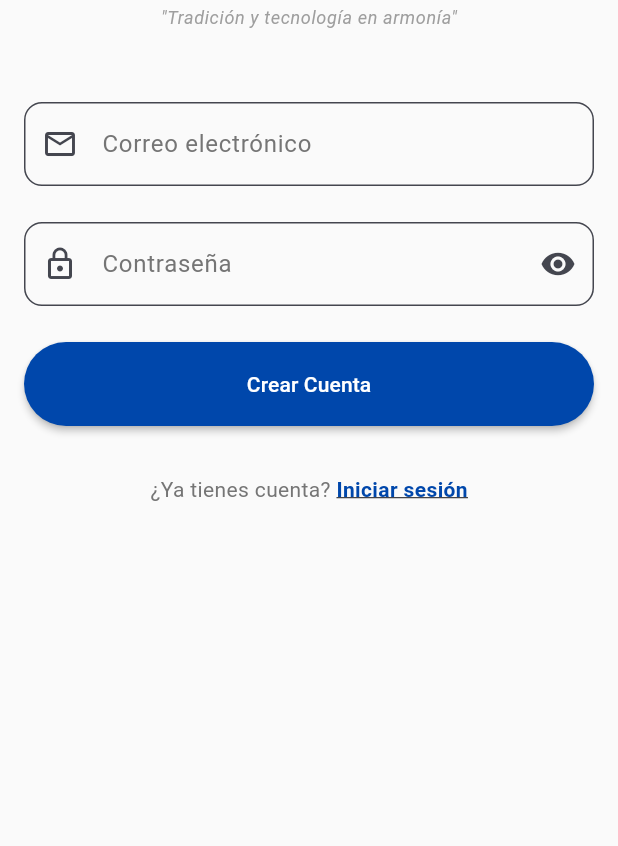
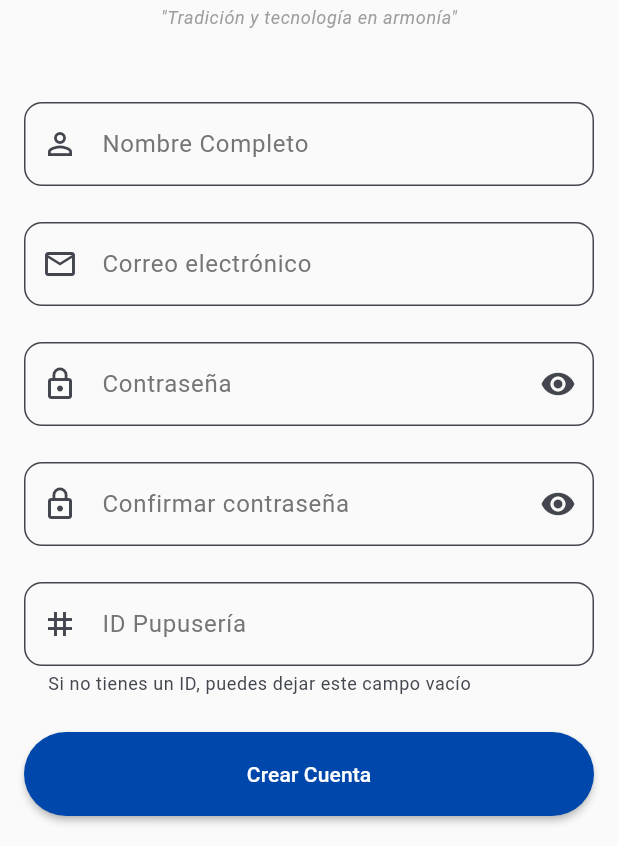
Before and after one commit to BrandonC2003/PupusasTrack, a Flutter app: the screen it shows after launch, after a tap on "Crear nueva cuenta", on a phone screen of 412 x 824 dp, the part 390-1236 px from its top. Run offline on Flutter 3.47's test engine with Material 3 defaults, Android fonts, the light colour scheme and no system bars; our stand-ins replace equatable, firebase_auth, firebase_core, flutter_bloc, get_it, go_router; accounts and stored records are empty.

Commit message:
Mejoras en el manejo de los estados y agrego campos a la pantalla de signup

```diff
--- /dev/null
+++ b/lib/features/auth/presentation/blocs/confirmar_password_status.dart
@@ -0,0 +1,17 @@
+//enum PasswordStatus { unknown, valid, invalid }
+abstract class ConfirmarPasswordStatus {
+  final String message;
+  const ConfirmarPasswordStatus({this.message = ""});
+}
+
+class UnknownConfirmarPasswordStatus extends ConfirmarPasswordStatus {
+  const UnknownConfirmarPasswordStatus({super.message});
+}
+
+class ValidConfirmarPasswordStatus extends ConfirmarPasswordStatus {
+  const ValidConfirmarPasswordStatus({super.message});
+}
+
+class InvalidConfirmarPasswordStatus extends ConfirmarPasswordStatus {
+  const InvalidConfirmarPasswordStatus({super.message});
+}
--- /dev/null
+++ b/lib/features/auth/presentation/blocs/nombre_status.dart
@@ -0,0 +1,16 @@
+abstract class NombreStatus {
+  final String message;
+  const NombreStatus({this.message = ""});
+}
+
+class UnknownNombreStatus extends NombreStatus {
+  const UnknownNombreStatus({super.message});
+}
+
+class ValidNombreStatus extends NombreStatus {
+  const ValidNombreStatus({super.message});
+}
+
+class InvalidNombreStatus extends NombreStatus {
+  const InvalidNombreStatus({super.message});
+}
--- /dev/null
+++ b/lib/features/auth/presentation/blocs/pupuseria_id_status.dart
@@ -0,0 +1,17 @@
+//enum PasswordStatus { unknown, valid, invalid }
+abstract class PupuseriaIdStatus {
+  final String message;
+  const PupuseriaIdStatus({this.message = ""});
+}
+
+class UnknownPupuseriaIdStatus extends PupuseriaIdStatus {
+  const UnknownPupuseriaIdStatus({super.message});
+}
+
+class ValidPupuseriaIdStatus extends PupuseriaIdStatus {
+  const ValidPupuseriaIdStatus({super.message});
+}
+
+class InvalidPupuseriaIdStatus extends PupuseriaIdStatus {
+  const InvalidPupuseriaIdStatus({super.message});
+}
--- a/lib/features/auth/presentation/blocs/sign_up/sign_up_bloc.dart
+++ b/lib/features/auth/presentation/blocs/sign_up/sign_up_bloc.dart
@@ -1,4 +1,6 @@
 import 'package:flutter_bloc/flutter_bloc.dart';
+import 'package:pupusas_track/features/auth/presentation/blocs/confirmar_password_status.dart';
+import 'package:pupusas_track/features/auth/presentation/blocs/nombre_status.dart';
 import '../../../domain/use_cases/sign_up_use_case.dart';
 import '../email_status.dart';
 import '../form_status.dart';
@@ -11,12 +13,13 @@ class SignUpBloc extends Bloc<SignUpEvent, SignUpState> {
   SignUpBloc({required SignUpUseCase signUpUseCase})
     : _signUpUseCase = signUpUseCase,
       super(SignUpState()) {
-
     on<PasswordChanged>((event, emit) {
       if (event.password.isEmpty) {
         emit(
           state.copyWith(
-            passwordStatus: InvalidPasswordStatus(message: "Ingrese la contraseña")
+            passwordStatus: InvalidPasswordStatus(
+              message: "Ingrese la contraseña",
+            ),
           ),
         );
         return;
@@ -29,6 +32,35 @@ class SignUpBloc extends Bloc<SignUpEvent, SignUpState> {
       );
     });
 
+    on<ConfirmPasswordChanged>((event, emit) {
+      if (event.confirmPassword != state.password) {
+        emit(
+          state.copyWith(
+            confirmarPasswordStatus: InvalidConfirmarPasswordStatus(
+              message: "Las contraseñas no coinciden",
+            ),
+          ),
+        );
+        return;
+      }
+      emit(
+        state.copyWith(
+          confirmPassword: event.confirmPassword,
+          confirmarPasswordStatus: ValidConfirmarPasswordStatus(),
+        ),
+      );
+    });
+
+    on<ToggleObscurePassword>((event, emit) {
+      emit(state.copyWith(obscurePassword: !state.obscurePassword));
+    });
+
+    on<ToggleObscureConfirmPassword>((event, emit) {
+      emit(
+        state.copyWith(obscureConfirmPassword: !state.obscureConfirmPassword),
+      );
+    });
+
     on<EmailChanged>((event, emit) {
       final emailRegExp = RegExp(
         r'^[a-zA-Z0-9.!#$%&’*+/=?^_`{|}~-]+@[a-zA-Z0-9-]+(?:\.[a-zA-Z0-9-]+)*$',
@@ -37,24 +69,47 @@ class SignUpBloc extends Bloc<SignUpEvent, SignUpState> {
       if (!emailRegExp.hasMatch(event.email)) {
         emit(
           state.copyWith(
-            emailStatus: InvalidEmailStatus(message: "Dirección de correo inválida"),
+            emailStatus: InvalidEmailStatus(
+              message: "Dirección de correo inválida",
+            ),
           ),
         );
         return;
       }
 
+      emit(state.copyWith(email: event.email, emailStatus: ValidEmailStatus()));
+    });
+
+    on<NombreChanged>((event, emit) {
+      if (event.nombre.isEmpty) {
+        emit(
+          state.copyWith(
+            nombreStatus: InvalidNombreStatus(message: "Ingrese el nombre"),
+          ),
+        );
+        return;
+      }
       emit(
-        state.copyWith(
-          email: event.email,
-          emailStatus: ValidEmailStatus(),
-        ),
+        state.copyWith(nombre: event.nombre, nombreStatus: ValidNombreStatus()),
       );
+    });
+
+    on<PupuseriaIdChanged>((event, emit) {
+      emit(state.copyWith(idPupuseria: event.pupuseriaId));
     });
 
     on<SignUpSubmitted>((event, emit) async {
       if (state.emailStatus is! ValidEmailStatus ||
+          state.confirmarPasswordStatus is! ValidConfirmarPasswordStatus ||
+          state.nombreStatus is! ValidNombreStatus ||
           state.passwordStatus is! ValidPasswordStatus) {
-        emit(state.copyWith(formStatus: InvalidFormStatus(message: "Completa los campos correctamente")));
+        emit(
+          state.copyWith(
+            formStatus: InvalidFormStatus(
+              message: "Completa los campos correctamente",
+            ),
+          ),
+        );
         emit(state.copyWith(formStatus: InitialFormStatus()));
         return;
       }
@@ -64,9 +119,19 @@ class SignUpBloc extends Bloc<SignUpEvent, SignUpState> {
         await _signUpUseCase(
           SignUpParams(email: state.email!, password: state.password!),
         );
-        emit(state.copyWith(formStatus: SubmissionSuccess(message: "Usuario registrado exitosamente")));
+        emit(
+          state.copyWith(
+            formStatus: SubmissionSuccess(
+              message: "Usuario registrado exitosamente",
+            ),
+          ),
+        );
       } catch (err) {
-        emit(state.copyWith(formStatus: SubmissionFailure(message: err.toString())));
+        emit(
+          state.copyWith(
+            formStatus: SubmissionFailure(message: err.toString()),
+          ),
+        );
       }
     });
   }
--- a/lib/features/auth/presentation/blocs/sign_up/sign_up_event.dart
+++ b/lib/features/auth/presentation/blocs/sign_up/sign_up_event.dart
@@ -5,8 +5,28 @@ class PasswordChanged extends SignUpEvent {
   PasswordChanged(this.password);
 }
 
+class ConfirmPasswordChanged extends SignUpEvent {
+  String confirmPassword;
+  ConfirmPasswordChanged(this.confirmPassword);
+}
+
 class EmailChanged extends SignUpEvent {
   String email;
   EmailChanged(this.email);
 }
+
+class NombreChanged extends SignUpEvent {
+  String nombre;
+  NombreChanged(this.nombre);
+}
+
+class PupuseriaIdChanged extends SignUpEvent {
+  String pupuseriaId;
+  PupuseriaIdChanged(this.pupuseriaId);
+}
+
+class ToggleObscurePassword extends SignUpEvent {}
+
+class ToggleObscureConfirmPassword extends SignUpEvent {}
+
 class SignUpSubmitted extends SignUpEvent {}
--- a/lib/features/auth/presentation/blocs/sign_up/sign_up_state.dart
+++ b/lib/features/auth/presentation/blocs/sign_up/sign_up_state.dart
@@ -1,3 +1,7 @@
+import 'package:pupusas_track/features/auth/presentation/blocs/confirmar_password_status.dart';
+import 'package:pupusas_track/features/auth/presentation/blocs/nombre_status.dart';
+import 'package:pupusas_track/features/auth/presentation/blocs/pupuseria_id_status.dart';
+
 import '../email_status.dart';
 import '../form_status.dart';
 import '../password_status.dart';
@@ -6,35 +10,64 @@ class SignUpState {
   //Datos del formulario
   final String? email;
   final String? password;
+  final String? confirmPassword;
+  final String? nombre;
+  final String? idPupuseria;
+  final bool obscurePassword;
+  final bool obscureConfirmPassword;
 
   //Estados
   final EmailStatus emailStatus;
   final PasswordStatus passwordStatus;
+  final ConfirmarPasswordStatus confirmarPasswordStatus;
+  final NombreStatus nombreStatus;
+  final PupuseriaIdStatus idPupuseriaStatus;
   final FormStatus formStatus;
 
   const SignUpState({
     this.email,
     this.password,
+    this.confirmPassword,
+    this.nombre,
+    this.idPupuseria,
+    this.obscurePassword = true,
+    this.obscureConfirmPassword = true,
     this.emailStatus = const UnknownEmailStatus(),
     this.passwordStatus = const UnknownPasswordStatus(),
+    this.confirmarPasswordStatus = const UnknownConfirmarPasswordStatus(),
+    this.nombreStatus = const UnknownNombreStatus(),
+    this.idPupuseriaStatus = const UnknownPupuseriaIdStatus(),
     this.formStatus = const InitialFormStatus(),
   });
 
   SignUpState copyWith({
     String? email,
-    String? emailMessage,
     String? password,
-    String? passwordMessage,
+    String? confirmPassword,
+    String? nombre,
+    String? idPupuseria,
+    bool? obscurePassword,
+    bool? obscureConfirmPassword,
     EmailStatus? emailStatus,
     PasswordStatus? passwordStatus,
+    ConfirmarPasswordStatus? confirmarPasswordStatus,
+    NombreStatus? nombreStatus,
+    PupuseriaIdStatus? idPupuseriaStatus,
     FormStatus? formStatus,
-    String? formMessage,
   }) {
     return SignUpState(
       email: email ?? this.email,
       password: password ?? this.password,
+      confirmPassword: confirmPassword ?? this.confirmPassword,
+      nombre: nombre ?? this.nombre,
+      idPupuseria: idPupuseria ?? this.idPupuseria,
+      obscurePassword: obscurePassword ?? this.obscurePassword,
+      obscureConfirmPassword: obscureConfirmPassword ?? this.obscureConfirmPassword,
       emailStatus: emailStatus ?? this.emailStatus,
       passwordStatus: passwordStatus ?? this.passwordStatus,
+      confirmarPasswordStatus: confirmarPasswordStatus ?? this.confirmarPasswordStatus,
+      nombreStatus: nombreStatus ?? this.nombreStatus,
+      idPupuseriaStatus: idPupuseriaStatus ?? this.idPupuseriaStatus,
       formStatus: formStatus ?? this.formStatus,
     );
   }
--- a/lib/features/auth/presentation/screens/sign_in_screen.dart
+++ b/lib/features/auth/presentation/screens/sign_in_screen.dart
@@ -4,14 +4,13 @@ import 'package:go_router/go_router.dart';
 import 'package:pupusas_track/features/auth/presentation/blocs/sign_in/sign_in_bloc.dart';
 import 'package:pupusas_track/features/auth/presentation/blocs/sign_in/sign_in_event.dart';
 import 'package:pupusas_track/features/auth/presentation/blocs/sign_in/sign_in_state.dart';
-
+import 'package:pupusas_track/injection.dart';
 
 import '../blocs/email_status.dart';
 import '../blocs/form_status.dart';
 import '../blocs/password_status.dart';
 
 class SignInScreen extends StatefulWidget {
-
   const SignInScreen({super.key});
 
   @override
@@ -21,20 +20,23 @@ class SignInScreen extends StatefulWidget {
 class _SignInScreenState extends State<SignInScreen> {
   @override
   Widget build(BuildContext context) {
-    return Scaffold(
+    return BlocProvider(
+      create: (_) => sl<SignInBloc>(),
+      child: Scaffold(
         body: BlocListener<SignInBloc, SignInState>(
           listener: (context, state) {
             if (state.formStatus is SubmissionSuccess) {
               // Navegar a home cuando el login es exitoso
-           ScaffoldMessenger.of(context).showSnackBar(
-              SnackBar(content: Text(state.formStatus.message)),
-            );
+              ScaffoldMessenger.of(
+                context,
+              ).showSnackBar(SnackBar(content: Text(state.formStatus.message)));
             }
 
-          if (state.formStatus is SubmissionFailure || state.formStatus is InvalidFormStatus) {
-            ScaffoldMessenger.of(context).showSnackBar(
-              SnackBar(content: Text(state.formStatus.message)),
-            );
+            if (state.formStatus is SubmissionFailure ||
+                state.formStatus is InvalidFormStatus) {
+              ScaffoldMessenger.of(
+                context,
+              ).showSnackBar(SnackBar(content: Text(state.formStatus.message)));
             }
           },
           child: SingleChildScrollView(
@@ -64,7 +66,10 @@ class _SignInScreenState extends State<SignInScreen> {
                     Expanded(child: Divider(color: Colors.grey.shade300)),
                     Padding(
                       padding: const EdgeInsets.symmetric(horizontal: 16),
-                    child: Text('o', style: TextStyle(color: Colors.grey.shade600)),
+                      child: Text(
+                        'o',
+                        style: TextStyle(color: Colors.grey.shade600),
+                      ),
                     ),
                     Expanded(child: Divider(color: Colors.grey.shade300)),
                   ],
@@ -77,6 +82,7 @@ class _SignInScreenState extends State<SignInScreen> {
                   child: const Text('Crear nueva cuenta'),
                 ),
               ],
+            ),
           ),
         ),
       ),
@@ -122,9 +128,9 @@ class _SignInScreenState extends State<SignInScreen> {
         const SizedBox(height: 8),
         Text(
           'Control de Pupusería',
-          style: Theme.of(context).textTheme.bodyLarge?.copyWith(
-            color: Colors.grey.shade600,
-          ),
+          style: Theme.of(
+            context,
+          ).textTheme.bodyLarge?.copyWith(color: Colors.grey.shade600),
         ),
         const SizedBox(height: 4),
         Text(
@@ -145,26 +151,37 @@ class _SignInScreenState extends State<SignInScreen> {
           children: [
             TextFormField(
               key: const Key('emailField'),
-              onChanged: (value) => context.read<SignInBloc>().add(EmailChanged(value)),
+              onChanged: (value) =>
+                  context.read<SignInBloc>().add(EmailChanged(value)),
               keyboardType: TextInputType.emailAddress,
               decoration: InputDecoration(
                 labelText: 'Correo electrónico',
-                errorText: state.emailStatus is InvalidEmailStatus ? state.emailStatus.message : null,
+                errorText: state.emailStatus is InvalidEmailStatus
+                    ? state.emailStatus.message
+                    : null,
                 prefixIcon: const Icon(Icons.email_outlined),
               ),
             ),
             const SizedBox(height: 24),
             TextFormField(
               key: const Key('passwordField'),
-              onChanged: (value) => context.read<SignInBloc>().add(PasswordChanged(value)),
+              onChanged: (value) =>
+                  context.read<SignInBloc>().add(PasswordChanged(value)),
               obscureText: state.obscurePassword,
               decoration: InputDecoration(
                 labelText: 'Contraseña',
-                errorText: state.passwordStatus is InvalidPasswordStatus ? state.passwordStatus.message : null,
+                errorText: state.passwordStatus is InvalidPasswordStatus
+                    ? state.passwordStatus.message
+                    : null,
                 prefixIcon: const Icon(Icons.lock_outline),
                 suffixIcon: IconButton(
-                  icon: Icon(state.obscurePassword ? Icons.visibility : Icons.visibility_off),
-                  onPressed: () => context.read<SignInBloc>().add(ToggleObscurePassword()),
+                  icon: Icon(
+                    state.obscurePassword
+                        ? Icons.visibility
+                        : Icons.visibility_off,
+                  ),
+                  onPressed: () =>
+                      context.read<SignInBloc>().add(ToggleObscurePassword()),
                 ),
               ),
             ),
--- a/lib/features/auth/presentation/screens/sign_up_screen.dart
+++ b/lib/features/auth/presentation/screens/sign_up_screen.dart
@@ -1,16 +1,19 @@
 import 'package:flutter/material.dart';
 import 'package:flutter_bloc/flutter_bloc.dart';
 import 'package:go_router/go_router.dart';
-import 'package:pupusas_track/features/auth/presentation/blocs/sign_in/sign_in_bloc.dart';
-import 'package:pupusas_track/features/auth/presentation/blocs/sign_in/sign_in_event.dart';
-import 'package:pupusas_track/features/auth/presentation/blocs/sign_in/sign_in_state.dart';
+import 'package:pupusas_track/features/auth/presentation/blocs/confirmar_password_status.dart';
+import 'package:pupusas_track/features/auth/presentation/blocs/nombre_status.dart';
+import 'package:pupusas_track/features/auth/presentation/blocs/pupuseria_id_status.dart';
+import 'package:pupusas_track/features/auth/presentation/blocs/sign_up/sign_up_bloc.dart';
+import 'package:pupusas_track/features/auth/presentation/blocs/sign_up/sign_up_event.dart';
+import 'package:pupusas_track/features/auth/presentation/blocs/sign_up/sign_up_state.dart';
+import 'package:pupusas_track/injection.dart';
 
 import '../blocs/email_status.dart';
 import '../blocs/form_status.dart';
 import '../blocs/password_status.dart';
 
 class SignUpScreen extends StatefulWidget {
-
   const SignUpScreen({super.key});
 
   @override
@@ -20,20 +23,23 @@ class SignUpScreen extends StatefulWidget {
 class _SignUpScreenState extends State<SignUpScreen> {
   @override
   Widget build(BuildContext context) {
-    return Scaffold(
-      body: BlocListener<SignInBloc, SignInState>(
+    return BlocProvider(
+      create: (_) => sl<SignUpBloc>(),
+      child: Scaffold(
+        body: BlocListener<SignUpBloc, SignUpState>(
           listener: (context, state) {
             if (state.formStatus is SubmissionSuccess) {
               // Navegar a home cuando el login es exitoso
-            ScaffoldMessenger.of(context).showSnackBar(
-              SnackBar(content: Text(state.formStatus.message)),
-            );
+              ScaffoldMessenger.of(
+                context,
+              ).showSnackBar(SnackBar(content: Text(state.formStatus.message)));
             }
 
-           if (state.formStatus is SubmissionFailure || state.formStatus is InvalidFormStatus) {
-            ScaffoldMessenger.of(context).showSnackBar(
-              SnackBar(content: Text(state.formStatus.message)),
-            );
+            if (state.formStatus is SubmissionFailure ||
+                state.formStatus is InvalidFormStatus) {
+              ScaffoldMessenger.of(
+                context,
+              ).showSnackBar(SnackBar(content: Text(state.formStatus.message)));
             }
           },
           child: SingleChildScrollView(
@@ -57,8 +63,9 @@ class _SignUpScreenState extends State<SignUpScreen> {
 
                 const SizedBox(height: 32),
 
-              _buildLoginLink(context)
+                _buildLoginLink(context),
               ],
+            ),
           ),
         ),
       ),
@@ -104,9 +111,9 @@ class _SignUpScreenState extends State<SignUpScreen> {
         const SizedBox(height: 8),
         Text(
           'Únete a PupusasTrack',
-          style: Theme.of(context).textTheme.bodyLarge?.copyWith(
-            color: Colors.grey.shade600,
-          ),
+          style: Theme.of(
+            context,
+          ).textTheme.bodyLarge?.copyWith(color: Colors.grey.shade600),
         ),
         const SizedBox(height: 4),
         Text(
@@ -121,33 +128,99 @@ class _SignUpScreenState extends State<SignUpScreen> {
   }
 
   Widget _buildLoginForm(BuildContext context) {
-    return BlocBuilder<SignInBloc, SignInState>(
+    return BlocBuilder<SignUpBloc, SignUpState>(
       builder: (context, state) {
         return Column(
           children: [
             TextFormField(
+              key: const Key('nombreField'),
+              onChanged: (value) =>
+                  context.read<SignUpBloc>().add(NombreChanged(value)),
+              keyboardType: TextInputType.name,
+              decoration: InputDecoration(
+                labelText: 'Nombre Completo',
+                errorText: state.nombreStatus is InvalidNombreStatus
+                    ? state.nombreStatus.message
+                    : null,
+                prefixIcon: const Icon(Icons.person_outline),
+              ),
+            ),
+            const SizedBox(height: 24),
+            TextFormField(
               key: const Key('emailField'),
-              onChanged: (value) => context.read<SignInBloc>().add(EmailChanged(value)),
+              onChanged: (value) =>
+                  context.read<SignUpBloc>().add(EmailChanged(value)),
               keyboardType: TextInputType.emailAddress,
               decoration: InputDecoration(
                 labelText: 'Correo electrónico',
-                errorText: state.emailStatus is InvalidEmailStatus ? state.emailStatus.message : null,
+                errorText: state.emailStatus is InvalidEmailStatus
+                    ? state.emailStatus.message
+                    : null,
                 prefixIcon: const Icon(Icons.email_outlined),
               ),
             ),
             const SizedBox(height: 24),
             TextFormField(
               key: const Key('passwordField'),
-              onChanged: (value) => context.read<SignInBloc>().add(PasswordChanged(value)),
+              onChanged: (value) =>
+                  context.read<SignUpBloc>().add(PasswordChanged(value)),
               obscureText: state.obscurePassword,
               decoration: InputDecoration(
                 labelText: 'Contraseña',
-                errorText: state.passwordStatus is InvalidPasswordStatus ? state.passwordStatus.message : null,
+                errorText: state.passwordStatus is InvalidPasswordStatus
+                    ? state.passwordStatus.message
+                    : null,
                 prefixIcon: const Icon(Icons.lock_outline),
                 suffixIcon: IconButton(
-                  icon: Icon(state.obscurePassword ? Icons.visibility : Icons.visibility_off),
-                  onPressed: () => context.read<SignInBloc>().add(ToggleObscurePassword()),
+                  icon: Icon(
+                    state.obscurePassword
+                        ? Icons.visibility
+                        : Icons.visibility_off,
                   ),
+                  onPressed: () =>
+                      context.read<SignUpBloc>().add(ToggleObscurePassword()),
+                ),
+              ),
+            ),
+            const SizedBox(height: 24),
+            TextFormField(
+              key: const Key('confirmPasswordField'),
+              onChanged: (value) =>
+                  context.read<SignUpBloc>().add(ConfirmPasswordChanged(value)),
+              obscureText: state.obscureConfirmPassword,
+              decoration: InputDecoration(
+                labelText: 'Confirmar contraseña',
+                errorText:
+                    state.confirmarPasswordStatus
+                        is InvalidConfirmarPasswordStatus
+                    ? state.confirmarPasswordStatus.message
+                    : null,
+                prefixIcon: const Icon(Icons.lock_outline),
+                suffixIcon: IconButton(
+                  icon: Icon(
+                    state.obscureConfirmPassword
+                        ? Icons.visibility
+                        : Icons.visibility_off,
+                  ),
+                  onPressed: () => context.read<SignUpBloc>().add(
+                    ToggleObscureConfirmPassword(),
+                  ),
+                ),
+              ),
+            ),
+            const SizedBox(height: 24),
+            TextFormField(
+              key: const Key('idPupuseriaField'),
+              onChanged: (value) =>
+                  context.read<SignUpBloc>().add(PupuseriaIdChanged(value)),
+              keyboardType: TextInputType.text,
+              decoration: InputDecoration(
+                labelText: 'ID Pupusería',
+                helperText: "Si no tienes un ID, puedes dejar este campo vacío",
+                errorText: state.idPupuseriaStatus is InvalidPupuseriaIdStatus
+                    ? state.idPupuseriaStatus.message
+                    : null,
+                prefixIcon: const Icon(Icons.tag_sharp),
               ),
             ),
           ],
@@ -157,14 +230,14 @@ class _SignUpScreenState extends State<SignUpScreen> {
   }
 
   Widget _buildSignUpButton(BuildContext context) {
-    return BlocBuilder<SignInBloc, SignInState>(
+    return BlocBuilder<SignUpBloc, SignUpState>(
       builder: (context, state) {
         if (state.formStatus is SubmissionInProgress) {
           return const CircularProgressIndicator();
         }
 
         return ElevatedButton(
-          onPressed: () => context.read<SignInBloc>().add(SignInSubmitted()),
+          onPressed: () => context.read<SignUpBloc>().add(SignUpSubmitted()),
           child: const Text('Crear Cuenta'),
         );
       },
@@ -177,12 +250,14 @@ class _SignUpScreenState extends State<SignUpScreen> {
       children: [
         Text(
           '¿Ya tienes cuenta? ',
-          style: Theme.of(context).textTheme.bodyMedium?.copyWith(
-            color: Colors.grey.shade600,
-          ),
+          style: Theme.of(
+            context,
+          ).textTheme.bodyMedium?.copyWith(color: Colors.grey.shade600),
         ),
         GestureDetector(
-          onTap: () => context.go('/sign-in'),
+          onTap: () {
+            context.go('/sign-in');
+          },
           child: Text(
             'Iniciar sesión',
             style: Theme.of(context).textTheme.bodyMedium?.copyWith(
--- a/lib/main.dart
+++ b/lib/main.dart
@@ -1,8 +1,5 @@
 import 'package:flutter/material.dart';
-import 'package:flutter_bloc/flutter_bloc.dart';
 import 'package:firebase_core/firebase_core.dart';
-import 'package:pupusas_track/features/auth/presentation/blocs/sign_in/sign_in_bloc.dart';
-import 'package:pupusas_track/features/auth/presentation/blocs/sign_up/sign_up_bloc.dart';
 import 'firebase_options.dart';
 import 'injection.dart';
 import 'app_router.dart';
@@ -22,16 +19,10 @@ class App extends StatelessWidget {
 
   @override
   Widget build(BuildContext context) {
-    return MultiBlocProvider(
-      providers: [
-        BlocProvider<SignInBloc>(create: (_) => sl<SignInBloc>()),
-        BlocProvider<SignUpBloc>(create: (_) => sl<SignUpBloc>()),
-      ],
-      child: MaterialApp.router(
-        title: 'PupusasTrack',
-        theme: AppTheme.lightTheme,
-        routerConfig: AppRouter.router,
-      ),
+    return MaterialApp.router(
+      title: 'PupusasTrack',
+      theme: AppTheme.lightTheme,
+      routerConfig: AppRouter.router,
     );
   }
 }
```
Lines whose indentation alone changed are shown as unchanged.
